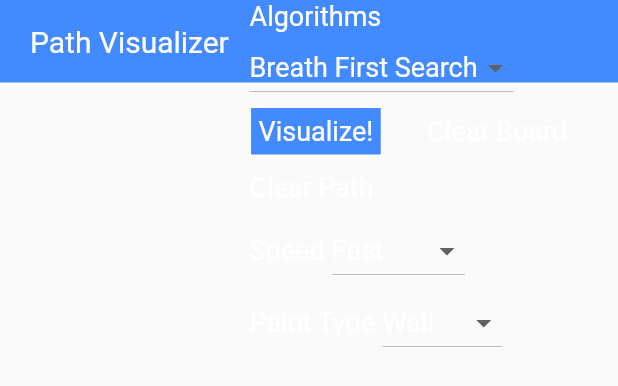
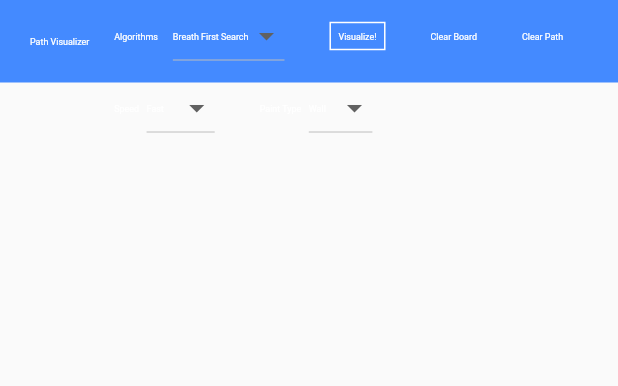
Before and after one commit to gangzhaorige/flutter_path_visualizer, a Flutter app: the CustomAppBar widget shown alone on an empty page, opened directly, on a phone screen of 412 x 824 dp. Shown: the top 386 px of the screen. Run offline on Flutter 3.47's test engine with Material 2 defaults, Android fonts, the phone set to English and light mode, and no system bars; our stand-ins replace flip_card, flutter_icons, responsive_sizer, sizer, tuple; missing offline and left inert: statsfl.

Commit message:
feat: added sizer for apps to look the same

```diff
--- a/lib/components/appbar/appbar.dart
+++ b/lib/components/appbar/appbar.dart
@@ -1,6 +1,7 @@
 import 'package:flutter/material.dart';
 import 'package:flutter_path_visualizer/main.dart';
 import 'package:provider/provider.dart';
+import 'package:responsive_sizer/responsive_sizer.dart';
 import '../../path_visualizer.dart';
 
 class CustomAppBar extends StatelessWidget {
@@ -24,11 +25,11 @@ class CustomAppBar extends StatelessWidget {
       color: Colors.blueAccent,
       child: Row(
         children: [
-          const Text(
+          Text(
             'Path Visualizer',
             style: TextStyle(
               color: Colors.white,
-              fontSize: 20,
+              fontSize: 10.sp,
             ),
           ),
           Expanded(
@@ -43,11 +44,11 @@ class CustomAppBar extends StatelessWidget {
                     crossAxisAlignment: WrapCrossAlignment.center,
                     direction: Axis.horizontal,
                     children: [
-                      const Text(
+                      Text(
                         'Algorithms',
                         style: TextStyle(
                           color: Colors.white,
-                          fontSize: 18,
+                          fontSize: 10.sp,
                         ),
                       ),
                       Selector<PathNotifier, Algorithm>(
@@ -55,8 +56,8 @@ class CustomAppBar extends StatelessWidget {
                         builder: (_, curAlgorithm, __) {
                           return DropdownButton<Algorithm>(
                             dropdownColor: Colors.blueAccent,
-                            style: const TextStyle(
-                              fontSize: 18,
+                            style: TextStyle(
+                              fontSize: 10.sp,
                             ),
                             value: curAlgorithm,
                             items: <Algorithm>[Algorithm.bfs, Algorithm.dfs, Algorithm.dijkstra].map((Algorithm value) {
@@ -64,8 +65,9 @@ class CustomAppBar extends StatelessWidget {
                                 value: value,
                                 child: Text(
                                   algorithmMap[value][0],
-                                  style: const TextStyle(
+                                  style: TextStyle(
                                     color: Colors.white,
+                                    fontSize: 10.sp,
                                   ),
                                 ),
                               );
@@ -89,11 +91,11 @@ class CustomAppBar extends StatelessWidget {
                         color: Colors.blueAccent
                         // color: viewModel.isUpdating ? Colors.redAccent : null,
                       ),
-                      child: const Text(
+                      child: Text(
                         'Visualize!',
                         style: TextStyle(
                           color: Colors.white,
-                          fontSize: 18,
+                          fontSize: 10.sp,
                         ),
                       ),
                     ),
@@ -104,11 +106,11 @@ class CustomAppBar extends StatelessWidget {
                   GestureDetector(
                     child: Container(
                       padding: const EdgeInsets.symmetric(vertical: 8.0),
-                      child: const Text(
+                      child: Text(
                         'Clear Board',
                         style: TextStyle(
                           color: Colors.white,
-                          fontSize: 18,
+                          fontSize: 10.sp,
                         ),
                       ),
                     ),
@@ -119,11 +121,11 @@ class CustomAppBar extends StatelessWidget {
                   GestureDetector(
                     child: Container(
                       padding: const EdgeInsets.symmetric(vertical: 8.0),
-                      child: const Text(
+                      child: Text(
                         'Clear Path',
                         style: TextStyle(
                           color: Colors.white,
-                          fontSize: 18,
+                          fontSize: 10.sp,
                         ),
                       ),
                     ),
@@ -136,11 +138,11 @@ class CustomAppBar extends StatelessWidget {
                     crossAxisAlignment: WrapCrossAlignment.center,
                     direction: Axis.horizontal,
                     children: [
-                      const Text(
+                      Text(
                         'Speed',
                         style: TextStyle(
                           color: Colors.white,
-                          fontSize: 18,
+                          fontSize: 10.sp,
                         ),
                       ),
                       Selector<PathNotifier, Speed>(
@@ -148,8 +150,8 @@ class CustomAppBar extends StatelessWidget {
                         builder: (_, curSpeed, __) {
                           return DropdownButton<Speed>(
                             dropdownColor: Colors.blueAccent,
-                            style: const TextStyle(
-                              fontSize: 18,
+                            style: TextStyle(
+                              fontSize: 10.sp,
                             ),
                             value: curSpeed,
                             items: <Speed>[Speed.fast, Speed.average, Speed.slow].map((Speed type) {
@@ -176,11 +178,11 @@ class CustomAppBar extends StatelessWidget {
                     crossAxisAlignment: WrapCrossAlignment.center,
                     direction: Axis.horizontal,
                     children: [
-                      const Text(
+                      Text(
                         'Paint Type',
                         style: TextStyle(
                           color: Colors.white,
-                          fontSize: 18,
+                          fontSize: 10.sp,
                         ),
                       ),
                       Selector<PathNotifier, Brush>(
@@ -188,8 +190,8 @@ class CustomAppBar extends StatelessWidget {
                         builder: (_, curBrush, __) {
                           return DropdownButton<Brush>(
                             dropdownColor: Colors.blueAccent,
-                            style: const TextStyle(
-                              fontSize: 18,
+                            style: TextStyle(
+                              fontSize: 10.sp,
                             ),
                             value: curBrush,
                             items: <Brush>[Brush.start, Brush.end, Brush.wall, Brush.weight].map((Brush type) {
--- a/lib/components/node/node.dart
+++ b/lib/components/node/node.dart
@@ -3,6 +3,7 @@ import 'package:flutter_icons/flutter_icons.dart';
 import 'package:flutter_path_visualizer/colorStyle.dart';
 import 'package:flutter_path_visualizer/components/node/node_model.dart';
 import 'package:provider/provider.dart';
+import 'package:responsive_sizer/responsive_sizer.dart';
 import 'package:tuple/tuple.dart';
 
 class Node extends StatelessWidget {
@@ -12,8 +13,8 @@ class Node extends StatelessWidget {
       selector: (_, states) => Tuple2(states.nodeColor, states.weight),
        builder: (_, data, __) {
         return Container(
-          height: 30,
-          width: 30,
+          height: 2.1.h,
+          width: 2.1.h,
           decoration: BoxDecoration(
             color: data.item1,
             border: Border.all(
--- a/lib/main.dart
+++ b/lib/main.dart
@@ -1,5 +1,7 @@
 import 'package:flutter/material.dart';
 import 'package:provider/provider.dart';
+import 'package:responsive_sizer/responsive_sizer.dart';
+import 'package:sizer/sizer.dart';
 import 'package:statsfl/statsfl.dart';
 
 import 'path_visualizer.dart';
@@ -13,6 +15,8 @@ class MyApp extends StatelessWidget {
 
   @override
   Widget build(BuildContext context) {
+    return ResponsiveSizer(
+      builder: (context, orientation, deviceType) {
         return MaterialApp(
           title: 'Flutter Demo',
           theme: ThemeData(
@@ -24,6 +28,8 @@ class MyApp extends StatelessWidget {
               child: const PathVisualizer()
             ),
           ),
+        );
+      }
     );
   }
 }
--- a/lib/path_visualizer.dart
+++ b/lib/path_visualizer.dart
@@ -6,6 +6,7 @@ import 'package:flutter/material.dart';
 import 'package:flutter_path_visualizer/colorStyle.dart';
 import 'package:flutter_path_visualizer/main.dart';
 import 'package:provider/provider.dart';
+import 'package:responsive_sizer/responsive_sizer.dart';
 
 import 'components/appbar/appbar.dart';
 import 'components/node/node.dart';
@@ -412,6 +413,7 @@ class _PathVisualizerState extends State<PathVisualizer> {
                 Column(
                   children: [
                     Container(
+                      width: 100.w,
                       alignment: Alignment.center,
                       child: Wrap(
                         alignment: WrapAlignment.center,
@@ -424,6 +426,7 @@ class _PathVisualizerState extends State<PathVisualizer> {
                       ),
                     ),
                     Container(
+                      width: 100.w,
                       padding: EdgeInsets.only(top: 50),
                       alignment: Alignment.center,
                       child: Center(
@@ -433,7 +436,7 @@ class _PathVisualizerState extends State<PathVisualizer> {
                             return Text(
                               '${algorithmMap[data][1]}',
                               style: TextStyle(
-                                fontSize: 20,
+                                fontSize: 14.sp,
                               ),
                             );
                           },
```
Lines whose indentation alone changed are shown as unchanged.
